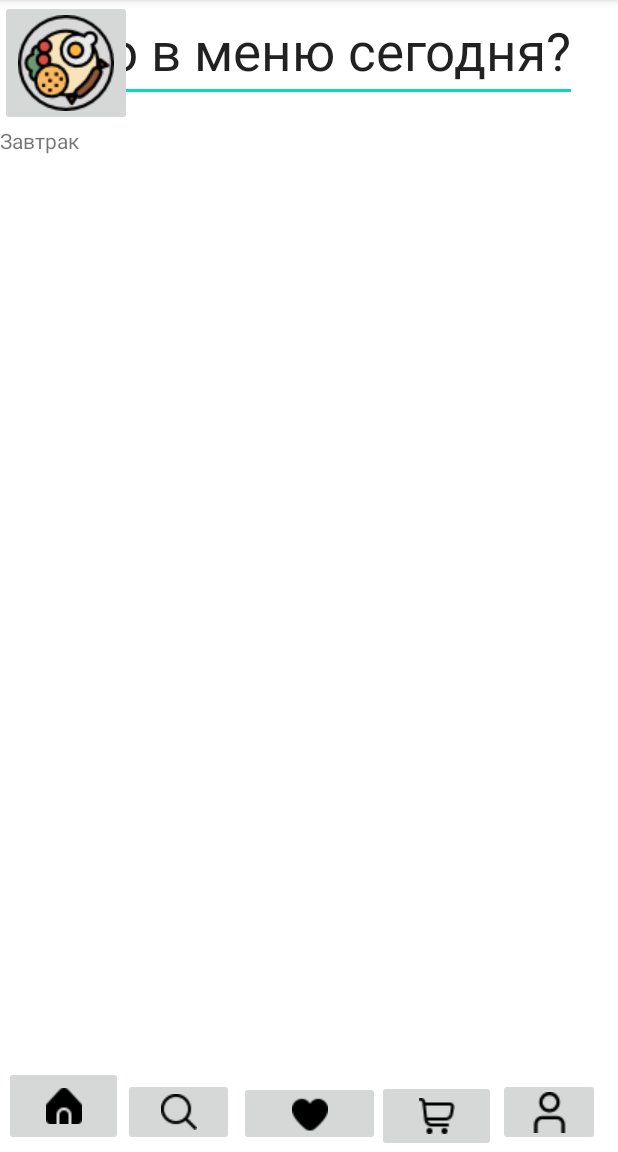
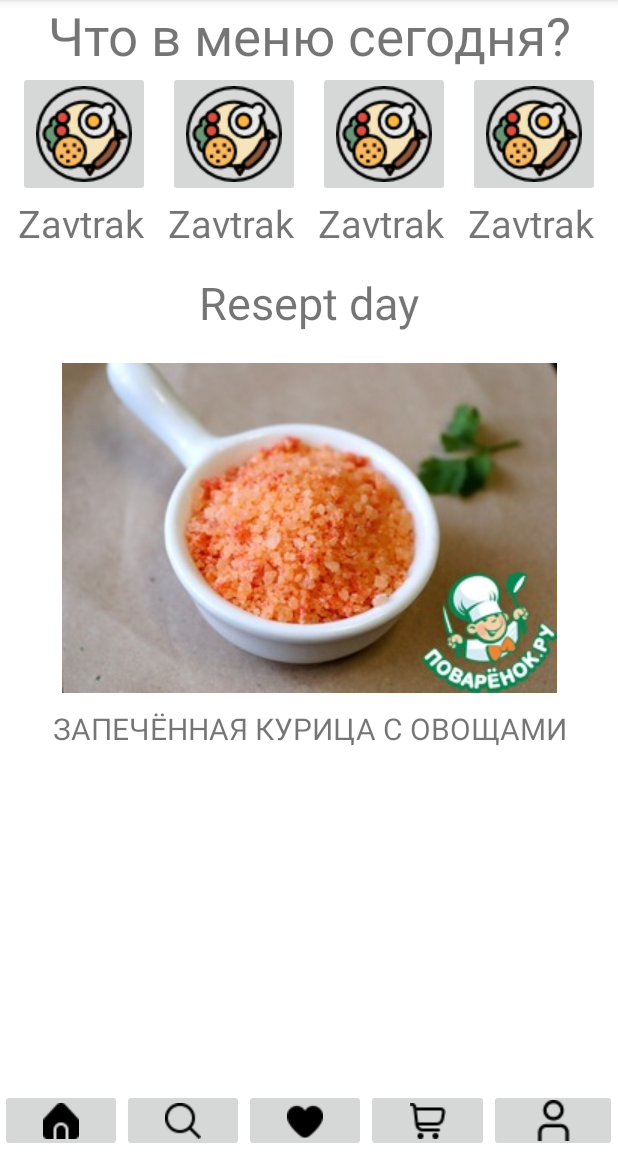
Before and after one commit to SherkhanAmandyk/mobileprogram, an Android app: the screen it shows after launch (MainActivity), on a phone screen of 412 x 824 dp, the part 84-1236 px from its top. Run offline under Robolectric (Android 15) with nearby library versions, the phone set to English and light mode, and no system bars.

Commit message:
sherkhan changes

```diff
--- a/app/src/main/res/layout/activity_main.xml
+++ b/app/src/main/res/layout/activity_main.xml
@@ -6,7 +6,8 @@
     android:layout_height="match_parent"
     tools:context=".MainActivity">
 
-    <EditText
+    <TextView
+        android:id="@+id/editText"
         android:layout_width="wrap_content"
         android:layout_height="wrap_content"
         android:text="Что в меню сегодня?"
@@ -15,75 +16,228 @@
         app:layout_constraintStart_toStartOf="parent"
         app:layout_constraintTop_toTopOf="parent" />
 
-    <ImageButton
-        android:id="@+id/imageButton"
-        android:layout_width="68dp"
-        android:layout_height="45dp"
-        android:layout_marginEnd="12dp"
-        android:layout_marginBottom="4dp"
+
+    <LinearLayout
+        android:layout_width="411dp"
+        android:layout_height="42dp"
+        android:orientation="horizontal"
         app:layout_constraintBottom_toBottomOf="parent"
-        app:layout_constraintEnd_toEndOf="parent"
-        app:srcCompat="@drawable/icon" />
+        app:layout_constraintStart_toStartOf="parent"
+        >
 
-    <ImageButton
-        android:id="@+id/imageButton4"
-        android:layout_width="79dp"
-        android:layout_height="48dp"
-        app:layout_constraintBottom_toBottomOf="parent"
-        app:layout_constraintEnd_toEndOf="parent"
-        app:layout_constraintHorizontal_bias="0.756"
-        app:layout_constraintStart_toStartOf="parent"
-        app:srcCompat="@drawable/korzina" />
+        <ImageButton
+            android:id="@+id/imageButton"
+            android:layout_width="wrap_content"
+            android:layout_height="wrap_content"
+            android:layout_weight="1"
+            app:srcCompat="@drawable/home_24" />
 
-    <ImageButton
-        android:id="@+id/imageButton5"
-        android:layout_width="74dp"
-        android:layout_height="45dp"
-        android:layout_marginEnd="3dp"
-        android:layout_marginBottom="4dp"
-        app:layout_constraintBottom_toBottomOf="parent"
-        app:layout_constraintEnd_toEndOf="parent"
-        app:layout_constraintHorizontal_bias="0.245"
-        app:layout_constraintStart_toStartOf="parent"
-        app:srcCompat="@drawable/search_24" />
+        <ImageButton
+            android:id="@+id/imageButton4"
+            android:layout_width="wrap_content"
+            android:layout_height="wrap_content"
+            android:layout_weight="1"
+            app:srcCompat="@drawable/search_24" />
 
-    <ImageButton
-        android:id="@+id/imageButton6"
-        android:layout_width="79dp"
-        android:layout_height="53dp"
-        android:layout_marginBottom="4dp"
-        app:layout_constraintBottom_toBottomOf="parent"
-        app:layout_constraintEnd_toEndOf="parent"
-        app:layout_constraintHorizontal_bias="0.009"
-        app:layout_constraintStart_toStartOf="parent"
-        app:srcCompat="@drawable/home_24" />
+        <ImageButton
+            android:id="@+id/imageButton5"
+            android:layout_width="wrap_content"
+            android:layout_height="wrap_content"
+            android:layout_weight="1"
+            app:srcCompat="@drawable/heart_24" />
 
-    <ImageButton
-        android:id="@+id/imageButton8"
-        android:layout_width="94dp"
-        android:layout_height="43dp"
-        android:layout_marginEnd="156dp"
-        android:layout_marginBottom="4dp"
-        app:layout_constraintBottom_toBottomOf="parent"
-        app:layout_constraintEnd_toEndOf="parent"
-        app:layout_constraintStart_toEndOf="@+id/imageButton5"
-        app:srcCompat="@drawable/heart_24" />
+        <ImageButton
+            android:id="@+id/imageButton6"
+            android:layout_width="wrap_content"
+            android:layout_height="wrap_content"
+            android:layout_weight="1"
+            app:srcCompat="@drawable/korzina" />
 
-    <ImageButton
-        android:id="@+id/imageButton12"
+        <ImageButton
+            android:id="@+id/imageButton8"
+            android:layout_width="wrap_content"
+            android:layout_height="wrap_content"
+            android:layout_weight="1"
+            app:srcCompat="@drawable/icon" />
+    </LinearLayout>
+
+
+    <androidx.constraintlayout.widget.ConstraintLayout
+        android:id="@+id/first_const"
         android:layout_width="wrap_content"
         android:layout_height="wrap_content"
-        app:srcCompat="@drawable/zavtrak"
-        tools:layout_editor_absoluteX="29dp"
-        tools:layout_editor_absoluteY="89dp" />
+        app:layout_constraintTop_toBottomOf="@id/editText"
+        app:layout_constraintStart_toStartOf="parent"
+        app:layout_constraintEnd_toStartOf="@id/second_const"
+        >
+
+        <LinearLayout
+            android:layout_width="wrap_content"
+            android:layout_height="wrap_content"
+            android:orientation="vertical"
+            app:layout_constraintTop_toTopOf="parent"
+            app:layout_constraintStart_toStartOf="parent"
+
+            >
+            <ImageButton
+                android:id="@+id/imageButton15"
+                android:layout_width="wrap_content"
+                android:layout_height="wrap_content"
+                android:layout_weight="1"
+                app:srcCompat="@drawable/zavtrak" />
+
+            <TextView
+                android:layout_width="wrap_content"
+                android:layout_height="wrap_content"
+                android:text="Zavtrak"
+                android:textSize="25sp"
+                />
+        </LinearLayout>
+    </androidx.constraintlayout.widget.ConstraintLayout>
+
+    <androidx.constraintlayout.widget.ConstraintLayout
+        android:id="@+id/second_const"
+        android:layout_width="wrap_content"
+        android:layout_height="wrap_content"
+        app:layout_constraintTop_toBottomOf="@id/editText"
+        app:layout_constraintStart_toEndOf="@id/first_const"
+        app:layout_constraintEnd_toStartOf="@id/third_const"
+        >
+
+        <LinearLayout
+            android:layout_width="wrap_content"
+            android:layout_height="wrap_content"
+            android:orientation="vertical"
+            app:layout_constraintTop_toTopOf="parent"
+            app:layout_constraintStart_toStartOf="parent"
+            >
+            <ImageButton
+                android:id="@+id/imageButton1"
+                android:layout_width="wrap_content"
+                android:layout_height="wrap_content"
+                android:layout_weight="1"
+                app:srcCompat="@drawable/zavtrak" />
+
+            <TextView
+                android:layout_width="wrap_content"
+                android:layout_height="wrap_content"
+                android:text="Zavtrak"
+                android:textSize="25sp"
+                />
+        </LinearLayout>
+    </androidx.constraintlayout.widget.ConstraintLayout>
+
+
+    <androidx.constraintlayout.widget.ConstraintLayout
+        android:id="@+id/third_const"
+        android:layout_width="wrap_content"
+        android:layout_height="wrap_content"
+        app:layout_constraintTop_toBottomOf="@id/editText"
+        app:layout_constraintStart_toEndOf="@id/second_const"
+        app:layout_constraintEnd_toStartOf="@id/four_const"
+        >
+
+        <LinearLayout
+            android:layout_width="wrap_content"
+            android:layout_height="wrap_content"
+            android:orientation="vertical"
+            app:layout_constraintTop_toTopOf="parent"
+            app:layout_constraintStart_toStartOf="parent"
+            >
+            <ImageButton
+                android:id="@+id/imageButton2"
+                android:layout_width="wrap_content"
+                android:layout_height="wrap_content"
+                android:layout_weight="1"
+                app:srcCompat="@drawable/zavtrak" />
+
+            <TextView
+                android:layout_width="wrap_content"
+                android:layout_height="wrap_content"
+                android:text="Zavtrak"
+                android:textSize="25sp"
+                />
+        </LinearLayout>
+    </androidx.constraintlayout.widget.ConstraintLayout>
+
+    <androidx.constraintlayout.widget.ConstraintLayout
+        android:id="@+id/four_const"
+        android:layout_width="wrap_content"
+        android:layout_height="wrap_content"
+        app:layout_constraintTop_toBottomOf="@id/editText"
+        app:layout_constraintStart_toEndOf="@id/third_const"
+        app:layout_constraintEnd_toEndOf="parent"
+        >
+
+        <LinearLayout
+            android:layout_width="wrap_content"
+            android:layout_height="wrap_content"
+            android:orientation="vertical"
+            app:layout_constraintTop_toTopOf="parent"
+            app:layout_constraintStart_toStartOf="parent"
+            >
+            <ImageButton
+                android:id="@+id/imageButton3"
+                android:layout_width="wrap_content"
+                android:layout_height="wrap_content"
+                android:layout_weight="1"
+                app:srcCompat="@drawable/zavtrak" />
+
+            <TextView
+                android:layout_width="wrap_content"
+                android:layout_height="wrap_content"
+                android:text="Zavtrak"
+                android:textSize="25sp"
+                />
+        </LinearLayout>
+    </androidx.constraintlayout.widget.ConstraintLayout>
+
 
     <TextView
-        android:id="@+id/textView"
+        android:id="@+id/r_day"
         android:layout_width="wrap_content"
         android:layout_height="wrap_content"
-        android:text="Завтрак"
-        app:layout_constraintTop_toBottomOf="@+id/imageButton12"
-        tools:layout_editor_absoluteX="44dp" />
+        android:text="Resept day"
+        android:textSize="30dp"
+        android:layout_marginTop="15dp"
+        app:layout_constraintTop_toBottomOf="@id/second_const"
+        app:layout_constraintStart_toStartOf="parent"
+        app:layout_constraintEnd_toEndOf="parent"
+        app:layout_constraintBottom_toTopOf="@id/immm"
+        />
+
+    <androidx.constraintlayout.widget.ConstraintLayout
+        android:id="@+id/immm"
+        android:layout_width="wrap_content"
+        android:layout_height="wrap_content"
+        app:layout_constraintTop_toBottomOf="@id/r_day"
+        app:layout_constraintStart_toStartOf="parent"
+        app:layout_constraintEnd_toEndOf="parent"
+        >
+
+        <ImageView
+            android:id="@+id/img_bl"
+            android:layout_width="wrap_content"
+            android:layout_height="wrap_content"
+            android:scaleType="centerInside"
+            android:paddingHorizontal="20dp"
+            android:paddingTop="20dp"
+            android:src="@drawable/loll" />
+
+        <TextView
+            android:layout_width="wrap_content"
+            android:layout_height="wrap_content"
+            android:text="ЗАПЕЧЁННАЯ КУРИЦА С ОВОЩАМИ"
+            android:textSize="20dp"
+            android:layout_marginTop="10dp"
+            app:layout_constraintTop_toBottomOf="@id/img_bl"
+            app:layout_constraintStart_toStartOf="parent"
+            app:layout_constraintEnd_toEndOf="parent"
+            />
+
+
+
+    </androidx.constraintlayout.widget.ConstraintLayout>
 
 
 </androidx.constraintlayout.widget.ConstraintLayout>
--- /dev/null
+++ b/app/src/main/res/layout/basket.xml
@@ -0,0 +1,86 @@
+<?xml version="1.0" encoding="utf-8"?>
+<androidx.constraintlayout.widget.ConstraintLayout xmlns:android="http://schemas.android.com/apk/res/android"
+    xmlns:app="http://schemas.android.com/apk/res-auto"
+    xmlns:tools="http://schemas.android.com/tools"
+    android:layout_width="match_parent"
+    android:layout_height="match_parent">
+
+
+    <Button
+        android:id="@+id/button"
+        android:layout_width="wrap_content"
+        android:layout_height="wrap_content"
+        android:text="Начать покупки"
+        android:textSize="30dp"
+        app:layout_constraintBottom_toBottomOf="parent"
+        app:layout_constraintEnd_toEndOf="parent"
+        app:layout_constraintHorizontal_bias="0.494"
+        app:layout_constraintStart_toStartOf="parent"
+        app:layout_constraintTop_toTopOf="parent"
+        app:layout_constraintVertical_bias="0.474" />
+
+    <TextView
+        android:id="@+id/textView7"
+        android:layout_width="268dp"
+        android:layout_height="97dp"
+        android:text="Ваша корзина пуста"
+        android:textSize="25dp"
+        app:layout_constraintEnd_toEndOf="parent"
+        app:layout_constraintHorizontal_bias="0.615"
+        app:layout_constraintStart_toStartOf="parent"
+        tools:layout_editor_absoluteY="203dp" />
+
+    <ImageView
+        android:id="@+id/imageView2"
+        android:layout_width="150dp"
+        android:layout_height="109dp"
+        app:layout_constraintBottom_toTopOf="@+id/textView7"
+        app:layout_constraintEnd_toEndOf="parent"
+        app:layout_constraintStart_toStartOf="parent"
+        app:layout_constraintTop_toTopOf="parent"
+        app:layout_constraintVertical_bias="0.839"
+        app:srcCompat="@drawable/korzina" />
+
+    <LinearLayout
+        android:layout_width="409dp"
+        android:layout_height="47dp"
+        android:orientation="horizontal"
+        tools:layout_editor_absoluteX="2dp"
+        tools:layout_editor_absoluteY="683dp">
+
+        <ImageButton
+            android:id="@+id/imageButton3"
+            android:layout_width="84dp"
+            android:layout_height="match_parent"
+            android:layout_weight="1"
+            app:srcCompat="@drawable/home_24" />
+
+        <ImageButton
+            android:id="@+id/imageButton9"
+            android:layout_width="wrap_content"
+            android:layout_height="wrap_content"
+            android:layout_weight="1"
+            app:srcCompat="@drawable/search_24" />
+
+        <ImageButton
+            android:id="@+id/imageButton10"
+            android:layout_width="74dp"
+            android:layout_height="match_parent"
+            android:layout_weight="1"
+            app:srcCompat="@drawable/heart_24" />
+
+        <ImageButton
+            android:id="@+id/imageButton11"
+            android:layout_width="75dp"
+            android:layout_height="wrap_content"
+            android:layout_weight="1"
+            app:srcCompat="@drawable/korzina" />
+
+        <ImageButton
+            android:id="@+id/imageButton13"
+            android:layout_width="wrap_content"
+            android:layout_height="wrap_content"
+            android:layout_weight="1"
+            app:srcCompat="@drawable/icon" />
+    </LinearLayout>
+</androidx.constraintlayout.widget.ConstraintLayout>
--- /dev/null
+++ b/app/src/main/res/menu/menu.xml
@@ -0,0 +1,4 @@
+<?xml version="1.0" encoding="utf-8"?>
+<menu xmlns:android="http://schemas.android.com/apk/res/android">
+
+</menu>
```
Also changed, not shown: app/src/main/res/drawable/lol.jpg (added), app/src/main/res/drawable/loll.jpg (added), app/src/main/res/drawable/meal.png (added), app/src/main/res/drawable/obed.png (added), app/src/main/res/drawable/perekus.png (added), app/src/main/res/drawable/reseptdnya.jpg (added), app/src/main/res/drawable/uzhin.png (added).
